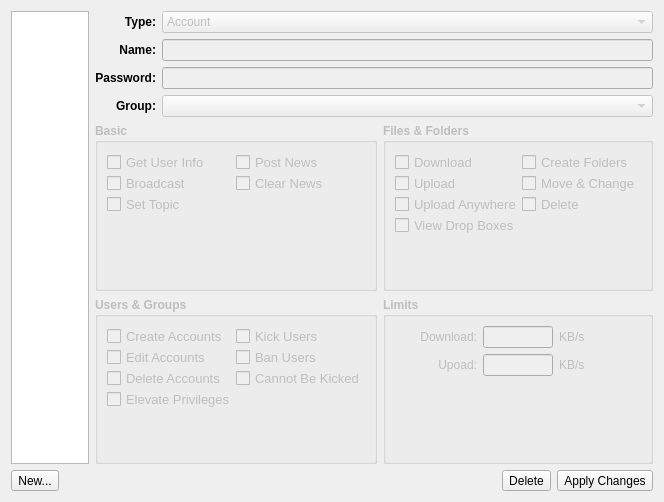
Above: qw_client/QwcAccountsWidget.ui from pcjpnet/qwired-suite before the change. Below: the same form after it.
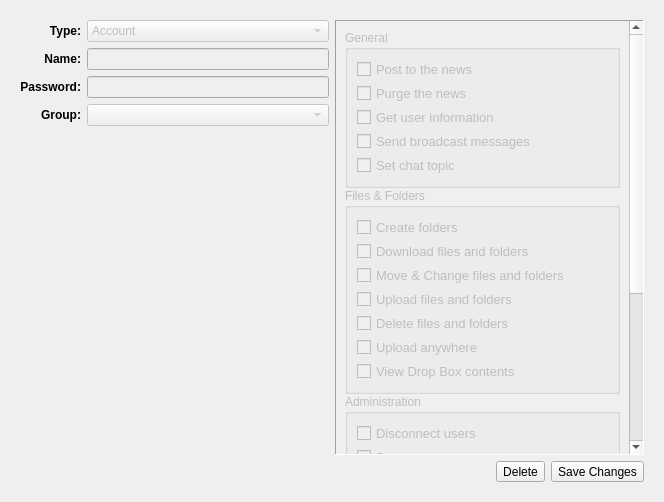
That is the form after the change. The open tabs and pages were chosen to show the change. Icons and pictures are not drawn.

Commit message: - Added new icons for the toolbar and account dialog. - Revamped the user and groups dialog. - Fixed some issues with the news browser. - Updated german translation files

```diff
--- a/qw_client/QwcAccountsWidget.ui
+++ b/qw_client/QwcAccountsWidget.ui
@@ -13,40 +13,16 @@
   <property name="windowTitle">
    <string>Accounts</string>
   </property>
-  <layout class="QHBoxLayout">
-   <item>
-    <layout class="QVBoxLayout">
-     <item>
-      <widget class="QListWidget" name="fList"/>
-     </item>
-     <item>
-      <layout class="QHBoxLayout">
-       <item>
-        <widget class="QToolButton" name="fBtnNew">
-         <property name="text">
-          <string>New...</string>
-         </property>
-        </widget>
-       </item>
-       <item>
-        <spacer>
-         <property name="orientation">
-          <enum>Qt::Horizontal</enum>
-         </property>
-         <property name="sizeHint" stdset="0">
-          <size>
-           <width>40</width>
-           <height>20</height>
-          </size>
-         </property>
-        </spacer>
-       </item>
-      </layout>
-     </item>
-    </layout>
-   </item>
-   <item>
-    <layout class="QVBoxLayout">
+  <layout class="QGridLayout" name="gridLayout">
+   <item row="0" column="0">
+    <widget class="QStackedWidget" name="stackedWidget">
+     <property name="currentIndex">
+      <number>1</number>
+     </property>
+     <widget class="QWidget" name="page">
+      <layout class="QGridLayout" name="gridLayout_2">
+       <item row="0" column="0">
+        <layout class="QVBoxLayout" name="verticalLayout_6">
      <item>
       <layout class="QGridLayout">
        <item row="0" column="0">
@@ -165,45 +141,56 @@
       </layout>
      </item>
      <item>
-      <layout class="QGridLayout">
+          <spacer name="verticalSpacer">
+           <property name="orientation">
+            <enum>Qt::Vertical</enum>
+           </property>
+           <property name="sizeHint" stdset="0">
+            <size>
+             <width>20</width>
+             <height>40</height>
+            </size>
+           </property>
+          </spacer>
+         </item>
+        </layout>
+       </item>
+       <item row="0" column="1">
+        <widget class="QScrollArea" name="scrollArea">
+         <property name="frameShape">
+          <enum>QFrame::Panel</enum>
+         </property>
+         <property name="widgetResizable">
+          <bool>true</bool>
+         </property>
+         <widget class="QWidget" name="scrollAreaWidgetContents">
+          <property name="geometry">
+           <rect>
+            <x>0</x>
+            <y>0</y>
+            <width>294</width>
+            <height>623</height>
+           </rect>
+          </property>
+          <layout class="QGridLayout" name="gridLayout_5">
        <item row="0" column="0">
+            <layout class="QVBoxLayout" name="verticalLayout_2">
+             <property name="spacing">
+              <number>0</number>
+             </property>
+             <item>
         <widget class="QGroupBox" name="fGroupBasic">
          <property name="enabled">
           <bool>false</bool>
          </property>
-         <property name="font">
-          <font>
-           <weight>75</weight>
-           <bold>true</bold>
-          </font>
-         </property>
          <property name="title">
-          <string>Basic</string>
-         </property>
-         <layout class="QHBoxLayout">
+                <string>General</string>
+               </property>
+               <layout class="QVBoxLayout" name="verticalLayout_4">
           <property name="spacing">
-           <number>2</number>
+                 <number>3</number>
           </property>
           <item>
-           <layout class="QGridLayout">
-            <property name="spacing">
-             <number>0</number>
-            </property>
-            <item row="0" column="0">
-             <widget class="QCheckBox" name="fBasicGetUserInfo">
-              <property name="font">
-               <font>
-                <pointsize>10</pointsize>
-                <weight>50</weight>
-                <bold>false</bold>
-               </font>
-              </property>
-              <property name="text">
-               <string>Get User Info</string>
-              </property>
-             </widget>
-            </item>
-            <item row="0" column="1">
              <widget class="QCheckBox" name="fBasicPostNews">
               <property name="font">
                <font>
@@ -213,25 +200,11 @@
                </font>
               </property>
               <property name="text">
-               <string>Post News</string>
+                   <string>Post to the news</string>
               </property>
              </widget>
             </item>
-            <item row="1" column="0">
-             <widget class="QCheckBox" name="fBasicBroadcast">
-              <property name="font">
-               <font>
-                <pointsize>10</pointsize>
-                <weight>50</weight>
-                <bold>false</bold>
-               </font>
-              </property>
-              <property name="text">
-               <string>Broadcast</string>
-              </property>
-             </widget>
-            </item>
-            <item row="1" column="1">
+                <item>
              <widget class="QCheckBox" name="fBasicClearNews">
               <property name="font">
                <font>
@@ -241,11 +214,39 @@
                </font>
               </property>
               <property name="text">
-               <string>Clear News</string>
+                   <string>Purge the news</string>
               </property>
              </widget>
             </item>
-            <item row="2" column="0">
+                <item>
+                 <widget class="QCheckBox" name="fBasicGetUserInfo">
+                  <property name="font">
+                   <font>
+                    <pointsize>10</pointsize>
+                    <weight>50</weight>
+                    <bold>false</bold>
+                   </font>
+                  </property>
+                  <property name="text">
+                   <string>Get user information</string>
+                  </property>
+                 </widget>
+                </item>
+                <item>
+                 <widget class="QCheckBox" name="fBasicBroadcast">
+                  <property name="font">
+                   <font>
+                    <pointsize>10</pointsize>
+                    <weight>50</weight>
+                    <bold>false</bold>
+                   </font>
+                  </property>
+                  <property name="text">
+                   <string>Send broadcast messages</string>
+                  </property>
+                 </widget>
+                </item>
+                <item>
              <widget class="QCheckBox" name="fBasicSetTopic">
               <property name="font">
                <font>
@@ -255,66 +256,26 @@
                </font>
               </property>
               <property name="text">
-               <string>Set Topic</string>
+                   <string>Set chat topic</string>
               </property>
              </widget>
             </item>
-            <item row="3" column="0">
-             <spacer>
-              <property name="orientation">
-               <enum>Qt::Vertical</enum>
-              </property>
-              <property name="sizeHint" stdset="0">
-               <size>
-                <width>0</width>
-                <height>0</height>
-               </size>
-              </property>
-             </spacer>
-            </item>
-           </layout>
-          </item>
-         </layout>
-        </widget>
-       </item>
-       <item row="0" column="1">
+               </layout>
+              </widget>
+             </item>
+             <item>
         <widget class="QGroupBox" name="fGroupFiles">
          <property name="enabled">
           <bool>false</bool>
          </property>
-         <property name="font">
-          <font>
-           <weight>75</weight>
-           <bold>true</bold>
-          </font>
-         </property>
          <property name="title">
           <string>Files &amp;&amp; Folders</string>
          </property>
-         <layout class="QHBoxLayout">
+               <layout class="QVBoxLayout" name="verticalLayout_3">
           <property name="spacing">
-           <number>2</number>
+                 <number>3</number>
           </property>
           <item>
-           <layout class="QGridLayout">
-            <property name="spacing">
-             <number>0</number>
-            </property>
-            <item row="0" column="0" rowspan="2">
-             <widget class="QCheckBox" name="fFilesDownload">
-              <property name="font">
-               <font>
-                <pointsize>10</pointsize>
-                <weight>50</weight>
-                <bold>false</bold>
-               </font>
-              </property>
-              <property name="text">
-               <string>Download</string>
-              </property>
-             </widget>
-            </item>
-            <item row="0" column="1">
              <widget class="QCheckBox" name="fFilesCreateFolders">
               <property name="font">
                <font>
@@ -324,11 +285,25 @@
                </font>
               </property>
               <property name="text">
-               <string>Create Folders</string>
+                   <string>Create folders</string>
               </property>
              </widget>
             </item>
-            <item row="1" column="1" rowspan="3">
+                <item>
+                 <widget class="QCheckBox" name="fFilesDownload">
+                  <property name="font">
+                   <font>
+                    <pointsize>10</pointsize>
+                    <weight>50</weight>
+                    <bold>false</bold>
+                   </font>
+                  </property>
+                  <property name="text">
+                   <string>Download files and folders</string>
+                  </property>
+                 </widget>
+                </item>
+                <item>
              <widget class="QCheckBox" name="fFilesMoveChange">
               <property name="font">
                <font>
@@ -338,11 +313,11 @@
                </font>
               </property>
               <property name="text">
-               <string>Move &amp;&amp; Change</string>
+                   <string>Move &amp;&amp; Change files and folders</string>
               </property>
              </widget>
             </item>
-            <item row="2" column="0">
+                <item>
              <widget class="QCheckBox" name="fFilesUpload">
               <property name="font">
                <font>
@@ -352,25 +327,11 @@
                </font>
               </property>
               <property name="text">
-               <string>Upload</string>
+                   <string>Upload files and folders</string>
               </property>
              </widget>
             </item>
-            <item row="3" column="0" rowspan="2">
-             <widget class="QCheckBox" name="fFilesUploadAnywhere">
-              <property name="font">
-               <font>
-                <pointsize>10</pointsize>
-                <weight>50</weight>
-                <bold>false</bold>
-               </font>
-              </property>
-              <property name="text">
-               <string>Upload Anywhere</string>
-              </property>
-             </widget>
-            </item>
-            <item row="4" column="1">
+                <item>
              <widget class="QCheckBox" name="fFilesDelete">
               <property name="font">
                <font>
@@ -380,11 +341,25 @@
                </font>
               </property>
               <property name="text">
-               <string>Delete</string>
+                   <string>Delete files and folders</string>
               </property>
              </widget>
             </item>
-            <item row="5" column="0">
+                <item>
+                 <widget class="QCheckBox" name="fFilesUploadAnywhere">
+                  <property name="font">
+                   <font>
+                    <pointsize>10</pointsize>
+                    <weight>50</weight>
+                    <bold>false</bold>
+                   </font>
+                  </property>
+                  <property name="text">
+                   <string>Upload anywhere</string>
+                  </property>
+                 </widget>
+                </item>
+                <item>
              <widget class="QCheckBox" name="fFilesViewDropBoxes">
               <property name="font">
                <font>
@@ -394,66 +369,26 @@
                </font>
               </property>
               <property name="text">
-               <string>View Drop Boxes</string>
+                   <string>View Drop Box contents</string>
               </property>
              </widget>
             </item>
-            <item row="6" column="0">
-             <spacer>
-              <property name="orientation">
-               <enum>Qt::Vertical</enum>
-              </property>
-              <property name="sizeHint" stdset="0">
-               <size>
-                <width>0</width>
-                <height>0</height>
-               </size>
-              </property>
-             </spacer>
-            </item>
-           </layout>
-          </item>
-         </layout>
-        </widget>
-       </item>
-       <item row="1" column="0">
+               </layout>
+              </widget>
+             </item>
+             <item>
         <widget class="QGroupBox" name="fGroupAdmin">
          <property name="enabled">
           <bool>false</bool>
          </property>
-         <property name="font">
-          <font>
-           <weight>75</weight>
-           <bold>true</bold>
-          </font>
-         </property>
          <property name="title">
-          <string>Users &amp;&amp; Groups</string>
-         </property>
-         <layout class="QHBoxLayout">
+                <string>Administration</string>
+               </property>
+               <layout class="QVBoxLayout" name="verticalLayout_5">
           <property name="spacing">
-           <number>2</number>
+                 <number>3</number>
           </property>
           <item>
-           <layout class="QGridLayout">
-            <property name="spacing">
-             <number>0</number>
-            </property>
-            <item row="0" column="0">
-             <widget class="QCheckBox" name="fUsersCreate">
-              <property name="font">
-               <font>
-                <pointsize>10</pointsize>
-                <weight>50</weight>
-                <bold>false</bold>
-               </font>
-              </property>
-              <property name="text">
-               <string>Create Accounts</string>
-              </property>
-             </widget>
-            </item>
-            <item row="0" column="1">
              <widget class="QCheckBox" name="fUsersKick">
               <property name="font">
                <font>
@@ -463,25 +398,11 @@
                </font>
               </property>
               <property name="text">
-               <string>Kick Users</string>
+                   <string>Disconnect users</string>
               </property>
              </widget>
             </item>
-            <item row="1" column="0">
-             <widget class="QCheckBox" name="fUsersEdit">
-              <property name="font">
-               <font>
-                <pointsize>10</pointsize>
-                <weight>50</weight>
-                <bold>false</bold>
-               </font>
-              </property>
-              <property name="text">
-               <string>Edit Accounts</string>
-              </property>
-             </widget>
-            </item>
-            <item row="1" column="1">
+                <item>
              <widget class="QCheckBox" name="fUsersBan">
               <property name="font">
                <font>
@@ -491,25 +412,11 @@
                </font>
               </property>
               <property name="text">
-               <string>Ban Users</string>
+                   <string>Ban users</string>
               </property>
              </widget>
             </item>
-            <item row="2" column="0">
-             <widget class="QCheckBox" name="fUsersDelete">
-              <property name="font">
-               <font>
-                <pointsize>10</pointsize>
-                <weight>50</weight>
-                <bold>false</bold>
-               </font>
-              </property>
-              <property name="text">
-               <string>Delete Accounts</string>
-              </property>
-             </widget>
-            </item>
-            <item row="2" column="1">
+                <item>
              <widget class="QCheckBox" name="fUsersNoKick">
               <property name="font">
                <font>
@@ -519,11 +426,53 @@
                </font>
               </property>
               <property name="text">
-               <string>Cannot Be Kicked</string>
+                   <string>Can not be disconnected</string>
               </property>
              </widget>
             </item>
-            <item row="3" column="0">
+                <item>
+                 <widget class="QCheckBox" name="fUsersCreate">
+                  <property name="font">
+                   <font>
+                    <pointsize>10</pointsize>
+                    <weight>50</weight>
+                    <bold>false</bold>
+                   </font>
+                  </property>
+                  <property name="text">
+                   <string>Create accounts and groups</string>
+                  </property>
+                 </widget>
+                </item>
+                <item>
+                 <widget class="QCheckBox" name="fUsersEdit">
+                  <property name="font">
+                   <font>
+                    <pointsize>10</pointsize>
+                    <weight>50</weight>
+                    <bold>false</bold>
+                   </font>
+                  </property>
+                  <property name="text">
+                   <string>Edit accounts and groups</string>
+                  </property>
+                 </widget>
+                </item>
+                <item>
+                 <widget class="QCheckBox" name="fUsersDelete">
+                  <property name="font">
+                   <font>
+                    <pointsize>10</pointsize>
+                    <weight>50</weight>
+                    <bold>false</bold>
+                   </font>
+                  </property>
+                  <property name="text">
+                   <string>Delete accounts and groups</string>
+                  </property>
+                 </widget>
+                </item>
+                <item>
              <widget class="QCheckBox" name="fUsersElevate">
               <property name="font">
                <font>
@@ -533,43 +482,22 @@
                </font>
               </property>
               <property name="text">
-               <string>Elevate Privileges</string>
+                   <string>Elevate own privileges</string>
               </property>
              </widget>
             </item>
-            <item row="4" column="0">
-             <spacer>
-              <property name="orientation">
-               <enum>Qt::Vertical</enum>
-              </property>
-              <property name="sizeHint" stdset="0">
-               <size>
-                <width>0</width>
-                <height>0</height>
-               </size>
-              </property>
-             </spacer>
-            </item>
-           </layout>
-          </item>
-         </layout>
-        </widget>
-       </item>
-       <item row="1" column="1">
+               </layout>
+              </widget>
+             </item>
+             <item>
         <widget class="QGroupBox" name="fGroupLimits">
          <property name="enabled">
           <bool>false</bool>
          </property>
-         <property name="font">
-          <font>
-           <weight>75</weight>
-           <bold>true</bold>
-          </font>
-         </property>
          <property name="title">
-          <string>Limits</string>
-         </property>
-         <layout class="QGridLayout">
+                <string>Transfer Limits (KB/sec)</string>
+               </property>
+               <layout class="QFormLayout" name="formLayout">
           <item row="0" column="0">
            <widget class="QLabel" name="label_5">
             <property name="sizePolicy">
@@ -608,25 +536,6 @@
             </property>
            </widget>
           </item>
-          <item row="0" column="2">
-           <widget class="QLabel" name="label_7">
-            <property name="sizePolicy">
-             <sizepolicy hsizetype="Expanding" vsizetype="Preferred">
-              <horstretch>0</horstretch>
-              <verstretch>0</verstretch>
-             </sizepolicy>
-            </property>
-            <property name="font">
-             <font>
-              <weight>50</weight>
-              <bold>false</bold>
-             </font>
-            </property>
-            <property name="text">
-             <string>KB/s</string>
-            </property>
-           </widget>
-          </item>
           <item row="1" column="0">
            <widget class="QLabel" name="label_6">
             <property name="sizePolicy">
@@ -665,44 +574,18 @@
             </property>
            </widget>
           </item>
-          <item row="1" column="2">
-           <widget class="QLabel" name="label_8">
-            <property name="sizePolicy">
-             <sizepolicy hsizetype="Expanding" vsizetype="Preferred">
-              <horstretch>0</horstretch>
-              <verstretch>0</verstretch>
-             </sizepolicy>
-            </property>
-            <property name="font">
-             <font>
-              <weight>50</weight>
-              <bold>false</bold>
-             </font>
-            </property>
-            <property name="text">
-             <string>KB/s</string>
-            </property>
-           </widget>
-          </item>
-          <item row="2" column="0">
-           <spacer>
-            <property name="orientation">
-             <enum>Qt::Vertical</enum>
-            </property>
-            <property name="sizeHint" stdset="0">
-             <size>
-              <width>0</width>
-              <height>0</height>
-             </size>
-            </property>
-           </spacer>
-          </item>
-         </layout>
-        </widget>
+               </layout>
+              </widget>
+             </item>
+            </layout>
+           </item>
+          </layout>
+          <zorder></zorder>
+          <zorder></zorder>
+         </widget>
+        </widget>
        </item>
-      </layout>
-     </item>
-     <item>
+       <item row="1" column="0" colspan="2">
       <layout class="QHBoxLayout">
        <item>
         <spacer>
@@ -722,18 +605,108 @@
          <property name="text">
           <string>Delete</string>
          </property>
+           <property name="icon">
+            <iconset resource="application.qrc">
+             <normaloff>:/icons/16x16/edit-delete.png</normaloff>:/icons/16x16/edit-delete.png</iconset>
+           </property>
+           <property name="toolButtonStyle">
+            <enum>Qt::ToolButtonTextBesideIcon</enum>
+           </property>
         </widget>
        </item>
        <item>
         <widget class="QToolButton" name="fBtnApply">
          <property name="text">
-          <string>Apply Changes</string>
-         </property>
+            <string>Save Changes</string>
+           </property>
+           <property name="icon">
+            <iconset resource="application.qrc">
+             <normaloff>:/icons/16x16/emblem-readonly.png</normaloff>:/icons/16x16/emblem-readonly.png</iconset>
+           </property>
+           <property name="toolButtonStyle">
+            <enum>Qt::ToolButtonTextBesideIcon</enum>
+           </property>
         </widget>
        </item>
       </layout>
      </item>
     </layout>
+     </widget>
+     <widget class="QWidget" name="page_2">
+      <layout class="QHBoxLayout" name="horizontalLayout">
+       <item>
+        <widget class="QListWidget" name="fList">
+         <property name="sizePolicy">
+          <sizepolicy hsizetype="Expanding" vsizetype="Expanding">
+           <horstretch>3</horstretch>
+           <verstretch>0</verstretch>
+          </sizepolicy>
+         </property>
+        </widget>
+       </item>
+       <item>
+        <layout class="QVBoxLayout" name="verticalLayout">
+         <item>
+          <spacer name="verticalSpacer_3">
+           <property name="orientation">
+            <enum>Qt::Vertical</enum>
+           </property>
+           <property name="sizeHint" stdset="0">
+            <size>
+             <width>20</width>
+             <height>40</height>
+            </size>
+           </property>
+          </spacer>
+         </item>
+         <item>
+          <widget class="QLabel" name="label_9">
+           <property name="text">
+            <string>Double-click on a user or group to edit, or click &quot;Create Group or Account...&quot; to create a new one.</string>
+           </property>
+           <property name="wordWrap">
+            <bool>true</bool>
+           </property>
+          </widget>
+         </item>
+         <item>
+          <widget class="QToolButton" name="fBtnNew">
+           <property name="sizePolicy">
+            <sizepolicy hsizetype="Fixed" vsizetype="Fixed">
+             <horstretch>10</horstretch>
+             <verstretch>0</verstretch>
+            </sizepolicy>
+           </property>
+           <property name="text">
+            <string>Create Group or Account...</string>
+           </property>
+           <property name="icon">
+            <iconset resource="application.qrc">
+             <normaloff>:/icons/16x16/list-add.png</normaloff>:/icons/16x16/list-add.png</iconset>
+           </property>
+           <property name="toolButtonStyle">
+            <enum>Qt::ToolButtonTextBesideIcon</enum>
+           </property>
+          </widget>
+         </item>
+         <item>
+          <spacer name="verticalSpacer_2">
+           <property name="orientation">
+            <enum>Qt::Vertical</enum>
+           </property>
+           <property name="sizeHint" stdset="0">
+            <size>
+             <width>20</width>
+             <height>40</height>
+            </size>
+           </property>
+          </spacer>
+         </item>
+        </layout>
+       </item>
+      </layout>
+     </widget>
+    </widget>
    </item>
   </layout>
  </widget>
```
Left out of the diff: 1 changed line with no effect on the pictures. Lines whose indentation alone changed are shown as unchanged. The commit also changes 30 other files.
